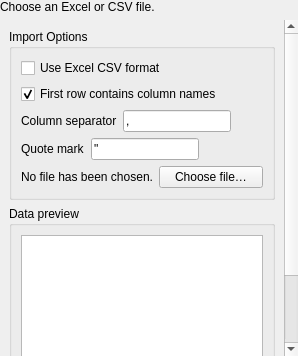
Qt form src/rc_metastudio/forms/csv_import_page.ui (AliSalman-et-al/rc-metastudio) before a commit.
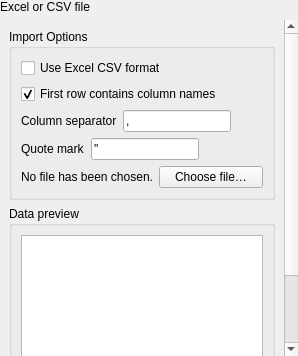
The same form after that commit. Icons and pictures are not drawn.

The edit to the form file:
```diff
--- a/src/rc_metastudio/forms/csv_import_page.ui
+++ b/src/rc_metastudio/forms/csv_import_page.ui
@@ -23,7 +23,7 @@
    <item>
         <widget class="QLabel" name="instructions">
      <property name="text">
-      <string>Choose an Excel or CSV file.</string>
+      <string>Excel or CSV file</string>
      </property>
      <property name="wordWrap">
       <bool>true</bool>
```
